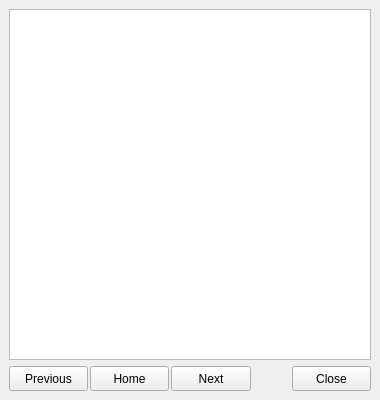
Qt form share/skins/default/help.ui (itds-consulting/yate) before a commit.
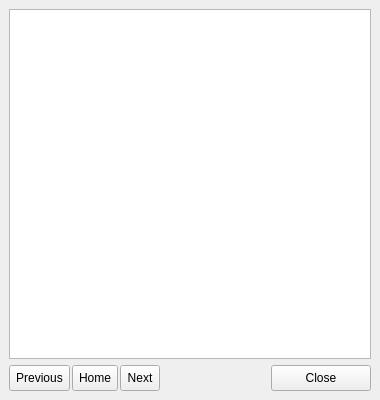
The same form after that commit. Icons and pictures are not drawn.

Commit message: Modified the look of buttons and the size of the text displaying on the buttons. Modified layout of the confirm and message windows. Fixes layout issues in the native style on Mac OS X.

```diff
--- a/share/skins/default/help.ui
+++ b/share/skins/default/help.ui
@@ -35,20 +35,29 @@
   </property>
   <layout class="QVBoxLayout" >
    <property name="spacing" >
-    <number>6</number>
+    <number>0</number>
    </property>
    <property name="leftMargin" >
-    <number>9</number>
+    <number>0</number>
    </property>
    <property name="topMargin" >
-    <number>9</number>
+    <number>0</number>
    </property>
    <property name="rightMargin" >
-    <number>9</number>
+    <number>0</number>
    </property>
    <property name="bottomMargin" >
-    <number>9</number>
+    <number>0</number>
    </property>
+   <item>
+    <widget class="QFrame" name="frame" >
+     <property name="frameShape" >
+      <enum>QFrame::NoFrame</enum>
+     </property>
+     <property name="frameShadow" >
+      <enum>QFrame::Raised</enum>
+     </property>
+     <layout class="QVBoxLayout" >
    <item>
     <widget class="QTextEdit" name="help_text" >
      <property name="undoRedoEnabled" >
@@ -67,20 +76,8 @@
      <property name="spacing" >
       <number>2</number>
      </property>
-     <property name="leftMargin" >
-      <number>0</number>
-     </property>
-     <property name="topMargin" >
-      <number>0</number>
-     </property>
-     <property name="rightMargin" >
-      <number>0</number>
-     </property>
-     <property name="bottomMargin" >
-      <number>0</number>
-     </property>
      <item>
-      <widget class="QPushButton" name="help_prev" >
+         <widget class="QToolButton" name="help_prev" >
        <property name="sizePolicy" >
         <sizepolicy vsizetype="Fixed" hsizetype="Preferred" >
          <horstretch>0</horstretch>
@@ -89,14 +86,14 @@
        </property>
        <property name="minimumSize" >
         <size>
-         <width>25</width>
-         <height>25</height>
+            <width>26</width>
+            <height>26</height>
         </size>
        </property>
        <property name="maximumSize" >
         <size>
          <width>100</width>
-         <height>25</height>
+            <height>26</height>
         </size>
        </property>
        <property name="toolTip" >
@@ -108,13 +105,16 @@
        <property name="icon" >
         <iconset>prev.png</iconset>
        </property>
+          <property name="toolButtonStyle" >
+           <enum>Qt::ToolButtonTextBesideIcon</enum>
+          </property>
        <property name="_yate_identity" stdset="0" >
         <string>help:prev</string>
        </property>
       </widget>
      </item>
      <item>
-      <widget class="QPushButton" name="help_home" >
+         <widget class="QToolButton" name="help_home" >
        <property name="sizePolicy" >
         <sizepolicy vsizetype="Fixed" hsizetype="Preferred" >
          <horstretch>0</horstretch>
@@ -123,14 +123,14 @@
        </property>
        <property name="minimumSize" >
         <size>
-         <width>25</width>
-         <height>25</height>
+            <width>26</width>
+            <height>26</height>
         </size>
        </property>
        <property name="maximumSize" >
         <size>
          <width>100</width>
-         <height>25</height>
+            <height>26</height>
         </size>
        </property>
        <property name="toolTip" >
@@ -142,13 +142,16 @@
        <property name="icon" >
         <iconset>home.png</iconset>
        </property>
+          <property name="toolButtonStyle" >
+           <enum>Qt::ToolButtonTextBesideIcon</enum>
+          </property>
        <property name="_yate_identity" stdset="0" >
         <string>help:home</string>
        </property>
       </widget>
      </item>
      <item>
-      <widget class="QPushButton" name="help_next" >
+         <widget class="QToolButton" name="help_next" >
        <property name="sizePolicy" >
         <sizepolicy vsizetype="Fixed" hsizetype="Preferred" >
          <horstretch>0</horstretch>
@@ -157,14 +160,14 @@
        </property>
        <property name="minimumSize" >
         <size>
-         <width>25</width>
-         <height>25</height>
+            <width>26</width>
+            <height>26</height>
         </size>
        </property>
        <property name="maximumSize" >
         <size>
          <width>100</width>
-         <height>25</height>
+            <height>26</height>
         </size>
        </property>
        <property name="text" >
@@ -173,6 +176,9 @@
        <property name="icon" >
         <iconset>next.png</iconset>
        </property>
+          <property name="toolButtonStyle" >
+           <enum>Qt::ToolButtonTextBesideIcon</enum>
+          </property>
        <property name="_yate_identity" stdset="0" >
         <string>help:next</string>
        </property>
@@ -192,7 +198,7 @@
       </spacer>
      </item>
      <item>
-      <widget class="QPushButton" name="button_hide" >
+         <widget class="QToolButton" name="button_hide" >
        <property name="sizePolicy" >
         <sizepolicy vsizetype="Fixed" hsizetype="Expanding" >
          <horstretch>0</horstretch>
@@ -202,13 +208,13 @@
        <property name="minimumSize" >
         <size>
          <width>75</width>
-         <height>25</height>
+            <height>26</height>
         </size>
        </property>
        <property name="maximumSize" >
         <size>
          <width>100</width>
-         <height>25</height>
+            <height>26</height>
         </size>
        </property>
        <property name="text" >
@@ -223,9 +229,15 @@
          <height>20</height>
         </size>
        </property>
+          <property name="toolButtonStyle" >
+           <enum>Qt::ToolButtonTextBesideIcon</enum>
+          </property>
       </widget>
      </item>
     </layout>
+      </item>
+     </layout>
+    </widget>
    </item>
   </layout>
  </widget>
```
Lines whose indentation alone changed are shown as unchanged. The commit also changes 6 other files.
